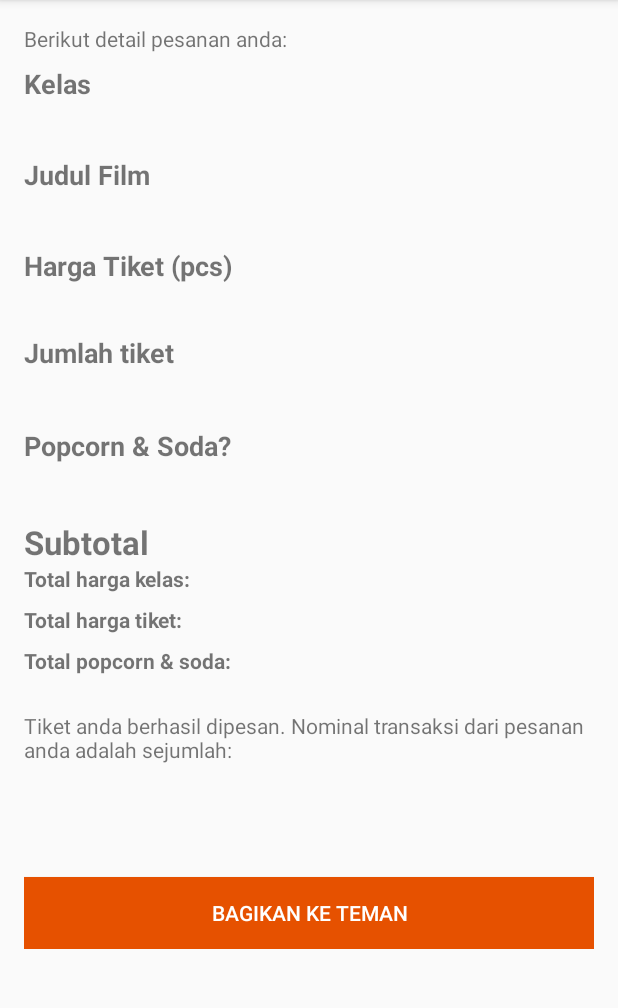
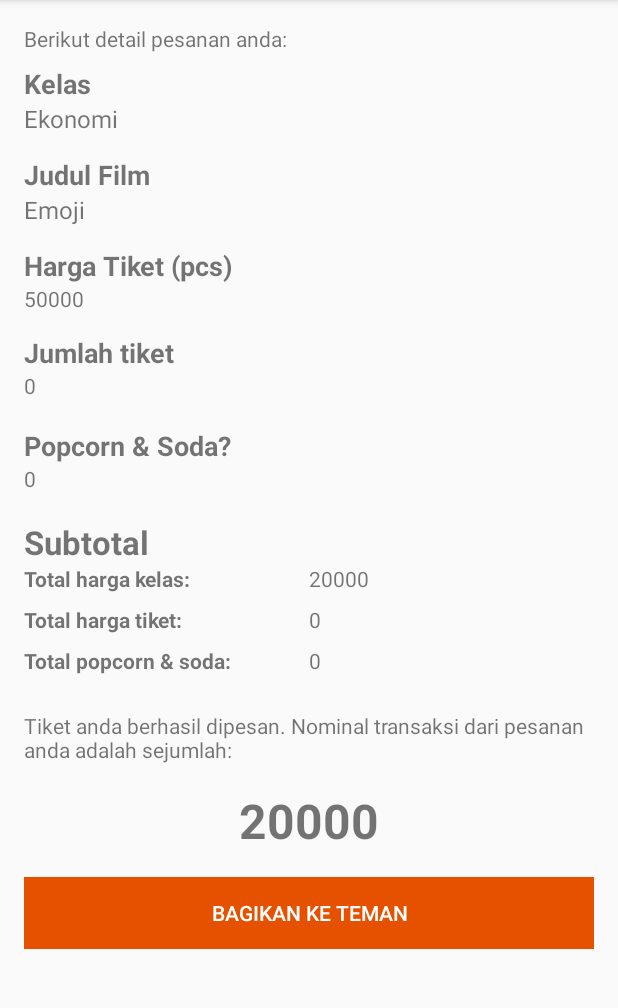
Before and after one commit to wdharmana/CinemaTix, an Android app: the screen it shows after launch (ResultActivity), after a tap on "PESAN TIKET", on a phone screen of 412 x 824 dp, the part 84-1092 px from its top. Run offline under Robolectric (Android 15) with nearby library versions, the phone set to English and light mode, and no system bars.

Commit message:
Add logic process and display them in result

```diff
--- a/app/src/main/java/com/android/cinematix/MainActivity.java
+++ b/app/src/main/java/com/android/cinematix/MainActivity.java
@@ -7,6 +7,9 @@ import android.view.View;
 import android.widget.AdapterView;
 import android.widget.ArrayAdapter;
 import android.widget.Button;
+import android.widget.EditText;
+import android.widget.RadioButton;
+import android.widget.RadioGroup;
 import android.widget.Spinner;
 
 import java.util.ArrayList;
@@ -14,7 +17,10 @@ import java.util.List;
 
 public class MainActivity extends AppCompatActivity implements AdapterView.OnItemSelectedListener {
 
-    Button btnBook;
+    private Button btnBook;
+    private RadioGroup rgAdditional;
+    private RadioButton rbAdditional;
+    private EditText etJumlah;
 
     @Override
     protected void onCreate(Bundle savedInstanceState) {
@@ -22,14 +28,18 @@ public class MainActivity extends AppCompatActivity implements AdapterView.OnIte
         setContentView(R.layout.activity_main);
 
         // Spinner Element
-        Spinner spClass = (Spinner) findViewById(R.id.sp_class);
-        Spinner spFilm = (Spinner) findViewById(R.id.sp_movie);
-        Spinner spAdditional = (Spinner) findViewById(R.id.sp_additional);
+        final Spinner spClass = (Spinner) findViewById(R.id.sp_class);
+        final Spinner spFilm = (Spinner) findViewById(R.id.sp_movie);
+
+        // Radio element
+        rgAdditional = (RadioGroup) findViewById(R.id.rg_additional);
+
+        // EditText Element
+        etJumlah = (EditText) findViewById(R.id.edt_jumlah);
 
         // Spinner click listener
         spClass.setOnItemSelectedListener(this);
         spFilm.setOnItemSelectedListener(this);
-        spAdditional.setOnItemSelectedListener(this);
 
         // Spinner Dropdown elements
         List<String> classCinematix = new ArrayList<String>();
@@ -37,7 +47,7 @@ public class MainActivity extends AppCompatActivity implements AdapterView.OnIte
         classCinematix.add("Regular");
         classCinematix.add("Eksekutif");
 
-        List<String> filmCinematix = new ArrayList<String>();
+        final List<String> filmCinematix = new ArrayList<String>();
         filmCinematix.add("Emoji");
         filmCinematix.add("Star Wars: The last Jedi");
         filmCinematix.add("Rumah Pengabdi Setan?");
@@ -49,32 +59,34 @@ public class MainActivity extends AppCompatActivity implements AdapterView.OnIte
         filmCinematix.add("IT!");
         filmCinematix.add("Guardians Of Galaxy. Volume 2");
 
-        List<String> additionalCinematix = new ArrayList<String>();
-        additionalCinematix.add("Ya");
-        additionalCinematix.add("Tidak");
-
 
         // Creating adapter for spinner
         ArrayAdapter<String> classCinematixAdapter = new ArrayAdapter<String>(this, R.layout.support_simple_spinner_dropdown_item, classCinematix);
         ArrayAdapter<String> filmCinematixAdapter = new ArrayAdapter<String>(this, R.layout.support_simple_spinner_dropdown_item, filmCinematix);
-        ArrayAdapter<String> additionalCinematixAdapter = new ArrayAdapter<String>(this, R.layout.support_simple_spinner_dropdown_item, additionalCinematix);
-
 
         // Drop down layout style - list view with radio button
         classCinematixAdapter.setDropDownViewResource(R.layout.support_simple_spinner_dropdown_item);
         filmCinematixAdapter.setDropDownViewResource(R.layout.support_simple_spinner_dropdown_item);
-        additionalCinematixAdapter.setDropDownViewResource(R.layout.support_simple_spinner_dropdown_item);
 
         // Attaching data adapter to spinner
         spClass.setAdapter(classCinematixAdapter);
         spFilm.setAdapter(filmCinematixAdapter);
-        spAdditional.setAdapter(additionalCinematixAdapter);
 
         btnBook = (Button) findViewById(R.id.btn_book);
         btnBook.setOnClickListener(new View.OnClickListener() {
             @Override
             public void onClick(View view) {
                 Intent intent = new Intent(MainActivity.this, ResultActivity.class);
+
+                intent.putExtra("classCinematix", spClass.getSelectedItem().toString());
+                intent.putExtra("filmCinematix", spFilm.getSelectedItem().toString());
+
+                int selectedId = rgAdditional.getCheckedRadioButtonId();
+                rbAdditional = (RadioButton) findViewById(selectedId);
+                intent.putExtra("additionalCinematix", rbAdditional.getText().toString());
+
+                intent.putExtra("jumlahCinematix", etJumlah.getText().toString());
+
                 startActivity(intent);
             }
         });
--- a/app/src/main/java/com/android/cinematix/ResultActivity.java
+++ b/app/src/main/java/com/android/cinematix/ResultActivity.java
@@ -1,13 +1,154 @@
 package com.android.cinematix;
 
+import android.content.Intent;
 import android.os.Bundle;
+import android.support.annotation.InterpolatorRes;
 import android.support.v7.app.AppCompatActivity;
+import android.view.View;
+import android.widget.Button;
+import android.widget.TextView;
+import android.widget.Toast;
 
 public class ResultActivity extends AppCompatActivity {
+
+    private TextView tvClass, tvMovie, tvRate, tvAdditional, tvJumlah;
+    private TextView tvClassSubtotal, tvSubTotalTicket, tvSubTotalAddtional, tvTotal;
+    private Button btnShare;
 
     @Override
     protected void onCreate(Bundle savedInstanceState) {
         super.onCreate(savedInstanceState);
         setContentView(R.layout.activity_result);
+
+        tvClass = (TextView) findViewById(R.id.tv_class);
+        tvMovie = (TextView) findViewById(R.id.tv_movie);
+        tvRate = (TextView) findViewById(R.id.tv_rate);
+        tvAdditional = (TextView) findViewById(R.id.tv_additional);
+        tvJumlah = (TextView) findViewById(R.id.tv_jumlah);
+
+        tvClassSubtotal = (TextView) findViewById(R.id.tv_class_subtotal);
+        tvSubTotalTicket = (TextView) findViewById(R.id.tv_ticket_subtotal);
+        tvSubTotalAddtional = (TextView) findViewById(R.id.tv_additional_subtotal);
+        tvTotal = (TextView) findViewById(R.id.tv_total);
+
+        btnShare = (Button) findViewById(R.id.btn_share);
+
+        // Declare intent here
+        Intent intent = getIntent();
+
+        String classCinematix = intent.getStringExtra("classCinematix");
+        tvClass.setText(classCinematix);
+
+        String movieCinematix = intent.getStringExtra("filmCinematix");
+        tvMovie.setText(movieCinematix);
+
+        int rate = getPriceBasedOnMovie(movieCinematix);
+        tvRate.setText(String.valueOf(rate));
+
+        String additional = intent.getStringExtra("additionalCinematix");
+        int priceAdditional = getPriceBasedOnAdditional(additional);
+        tvAdditional.setText(String.valueOf(priceAdditional));
+
+        String jumlah = intent.getStringExtra("jumlahCinematix").equals("") ? "0" : intent.getStringExtra("jumlahCinematix");
+        tvJumlah.setText(jumlah);
+
+        // Sub total
+        int priceClass = getPriceBasedOnClass(classCinematix);
+        tvClassSubtotal.setText(String.valueOf(priceClass));
+
+        int subTotalMovie = getSubTotalTicket(rate, Integer.valueOf(jumlah));
+        tvSubTotalTicket.setText(String.valueOf(subTotalMovie));
+
+        int subTotalAddtional = getSubTotalAdditional(priceAdditional, Integer.valueOf(jumlah));
+        tvSubTotalAddtional.setText(String.valueOf(subTotalAddtional));
+
+        // Total
+        int total = getTotalPrice(priceClass, subTotalMovie, subTotalAddtional);
+        tvTotal.setText(String.valueOf(total));
+
+        btnShare = (Button) findViewById(R.id.btn_share);
+        btnShare.setOnClickListener(new View.OnClickListener() {
+            @Override
+            public void onClick(View v) {
+                Toast.makeText(getBaseContext(), "Help to share to world!", Toast.LENGTH_LONG).show();
+            }
+        });
+    }
+
+    public int getPriceBasedOnClass(String classCinema) {
+        int price = 0;
+        switch (classCinema) {
+            case "Ekonomi":
+                price = 20000;
+                break;
+            case "Regular":
+                price = 30000;
+                break;
+            case "Eksekutif":
+                price = 50000;
+                break;
+            default:
+                price = 0;
+                break;
+        }
+        return price;
+    }
+
+    public int getPriceBasedOnAdditional(String additional) {
+        int price = 0;
+        switch (additional) {
+            case "Ya":
+                price = 20000;
+                break;
+            case "Tidak":
+            default:
+                price = 0;
+                break;
+        }
+        return price;
+    }
+
+    public int getPriceBasedOnMovie(String movie) {
+        int price = 0;
+        switch (movie) {
+            case "Emoji":
+                price = 50000;
+                break;
+            case "Star Wars: The last Jedi":
+                price = 70000;
+                break;
+            case "Rumah Pengabdi Setan?":
+            case "IT!":
+            case "Happy Death Day":
+                price = 65000;
+                break;
+            case "Interstellar":
+            case "Thor: Ragnarok":
+            case "Guardians Of Galaxy. Volume 2":
+                price = 80000;
+                break;
+            case "Blade Runner 2049":
+                price = 90000;
+                break;
+            case "Pokemon: I Choose You":
+                price = 100000;
+                break;
+            default:
+                price = 0;
+                break;
+        }
+        return price;
+    }
+
+    public int getSubTotalTicket(int moviePrice, int pcs) {
+        return moviePrice * pcs;
+    }
+
+    public int getSubTotalAdditional(int additionalPrice, int pcs) {
+        return additionalPrice * pcs;
+    }
+
+    public int getTotalPrice(int subTotalClass, int subTotalTicket, int subTotalAdditional) {
+        return subTotalClass + subTotalTicket + subTotalAdditional;
     }
 }
```
